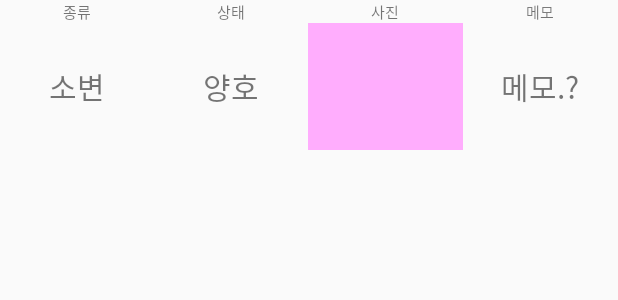
After one commit to TaesunAndNunas/android, an Android app: the layout inner_expand_diaper.xml on its own in the app's theme, with its tools: preview values and no code run, on a phone screen of 412 x 824 dp. The commit adds this screen. Shown: the top 300 px of the screen. Run offline under Robolectric (Android 15) with nearby library versions, the phone set to English and light mode, and no system bars.

Commit message:
각 범주별expand 추가

```diff
--- a/app/src/main/java/hudi/android/hyes/ImFine_v03/CustomCardMedicine.java
+++ b/app/src/main/java/hudi/android/hyes/ImFine_v03/CustomCardMedicine.java
@@ -35,12 +35,10 @@ public class CustomCardMedicine extends Card {
         currentTimeMillis = System.currentTimeMillis();
         date = new Date(currentTimeMillis);
         init();
-
     }
 
 
     private void init(){
-
         //No Header
 
         //Set a OnClickListener listener
@@ -52,8 +50,6 @@ public class CustomCardMedicine extends Card {
                 Intent intent = new Intent(getContext(), Medicine.class);
                 intent.addFlags(Intent.FLAG_ACTIVITY_NEW_TASK);
                 mContext.startActivity(intent);
-
-
             }
         });
     }
--- /dev/null
+++ b/app/src/main/res/layout/inner_expand_diaper.xml
@@ -0,0 +1,152 @@
+<?xml version="1.0" encoding="utf-8"?>
+
+<!--
+  ~ *******************************************************************************
+  ~   Copyright (c) 2013-2014 Gabriele Mariotti.
+  ~
+  ~   Licensed under the Apache License, Version 2.0 (the "License");
+  ~   you may not use this file except in compliance with the License.
+  ~   You may obtain a copy of the License at
+  ~
+  ~   http://www.apache.org/licenses/LICENSE-2.0
+  ~
+  ~   Unless required by applicable law or agreed to in writing, software
+  ~   distributed under the License is distributed on an "AS IS" BASIS,
+  ~   WITHOUT WARRANTIES OR CONDITIONS OF ANY KIND, either express or implied.
+  ~   See the License for the specific language governing permissions and
+  ~   limitations under the License.
+  ~  *****************************************************************************
+  -->
+
+<LinearLayout xmlns:android="http://schemas.android.com/apk/res/android"
+    android:orientation="horizontal"
+    android:layout_width="match_parent"
+    android:layout_height="100dp"
+    android:id="@+id/inner_layout_diaper">
+
+
+    <LinearLayout
+        android:orientation="vertical"
+        android:layout_width="0dp"
+        android:layout_height="match_parent"
+        android:layout_weight="1" >
+
+        <TextView
+            android:layout_width="match_parent"
+            android:layout_height="wrap_content"
+            android:text="종류"
+            android:textSize="10dp"
+            android:layout_gravity="center"
+            android:gravity="center" />
+
+        <LinearLayout
+            android:orientation="horizontal"
+            android:layout_width="match_parent"
+            android:layout_height="match_parent" >
+
+            <TextView
+                android:layout_width="0dp"
+                android:layout_height="match_parent"
+                android:id="@+id/diaper_tv1"
+                android:textSize="20dp"
+                android:layout_weight="7"
+                android:gravity="center_vertical|center_horizontal"
+                android:text="소변" />
+
+        </LinearLayout>
+    </LinearLayout>
+
+    <LinearLayout
+        android:orientation="vertical"
+        android:layout_width="0dp"
+        android:layout_height="match_parent"
+        android:layout_weight="1" >
+
+        <TextView
+            android:layout_width="match_parent"
+            android:layout_height="wrap_content"
+            android:text="상태"
+            android:textSize="10dp"
+            android:layout_gravity="center"
+            android:id="@+id/textView27"
+            android:gravity="center" />
+
+        <LinearLayout
+            android:orientation="horizontal"
+            android:layout_width="match_parent"
+            android:layout_height="match_parent" >
+
+            <TextView
+                android:layout_width="0dp"
+                android:layout_height="match_parent"
+                android:id="@+id/diaper_tv2"
+                android:textSize="20dp"
+                android:layout_weight="7"
+                android:gravity="center_vertical|center_horizontal"
+                android:text="양호" />
+        </LinearLayout>
+    </LinearLayout>
+
+    <LinearLayout
+        android:orientation="vertical"
+        android:layout_width="0dp"
+        android:layout_height="match_parent"
+        android:layout_weight="1" >
+
+        <TextView
+            android:layout_width="match_parent"
+            android:layout_height="wrap_content"
+            android:text="사진"
+            android:textSize="10dp"
+            android:layout_gravity="center"
+            android:id="@+id/textView37"
+            android:gravity="center" />
+
+        <LinearLayout
+            android:orientation="horizontal"
+            android:layout_width="match_parent"
+            android:layout_height="match_parent" >
+
+            <ImageView
+                android:layout_width="0dp"
+                android:layout_height="match_parent"
+                android:id="@+id/textView38"
+                android:layout_weight="7"
+                android:gravity="center_vertical|center_horizontal"
+                android:background="#ffadfd"
+                 />
+        </LinearLayout>
+    </LinearLayout>
+
+    <LinearLayout
+        android:orientation="vertical"
+        android:layout_width="0dp"
+        android:layout_height="match_parent"
+        android:layout_weight="1" >
+
+        <TextView
+            android:layout_width="match_parent"
+            android:layout_height="wrap_content"
+            android:text="메모"
+            android:textSize="10dp"
+            android:layout_gravity="center"
+            android:id="@+id/textView29"
+            android:gravity="center" />
+
+        <LinearLayout
+            android:orientation="horizontal"
+            android:layout_width="match_parent"
+            android:layout_height="match_parent" >
+
+            <TextView
+                android:layout_width="0dp"
+                android:layout_height="match_parent"
+                android:id="@+id/textView39"
+                android:textSize="20dp"
+                android:layout_weight="7"
+                android:gravity="center_vertical|center_horizontal"
+                android:text="메모.?" />
+        </LinearLayout>
+    </LinearLayout>
+
+</LinearLayout>
--- a/app/src/main/res/values/strings.xml
+++ b/app/src/main/res/values/strings.xml
@@ -16,7 +16,7 @@
     <string name="memo_hint">상세 메모를 입력하세요.</string>
 
     <!-- Expand Example -->
-    <string name="demo_expand_customtitle1">Lorem ipsum dolor sit amet, consectetur adipisici elit...</string>
+    <string name="demo_expand_customtitle1">쨩쨩쨩쟝t...</string>
     <string name="demo_expand_customtitle2">뭘 어떻게 넣을지....?!</string>
 
 </resources>
```
Also changed, not shown: app/src/main/java/hudi/android/hyes/ImFine_v03/CustomDiaperExpand.java (added, +41 -0 lines), app/src/main/java/hudi/android/hyes/ImFine_v03/CustomMedicineExpand.java (added, +41 -0 lines), app/src/main/java/hudi/android/hyes/ImFine_v03/CustomMilkExpand.java (added, +40 -0 lines), app/src/main/java/hudi/android/hyes/ImFine_v03/CustomSleepExpand.java (renamed from app/src/main/java/hudi/android/hyes/ImFine_v03/CustomExpandCard.java, +7 -6 lines), app/src/main/java/hudi/android/hyes/ImFine_v03/MainActivity.java (+31 -8 lines), app/src/main/res/layout/inner_expand_medicine.xml (added, +148 -0 lines), app/src/main/res/layout/inner_expand_milk.xml (added, +68 -0 lines), app/src/main/res/layout/inner_expand_sleep.xml (added, +69 -0 lines), 53 other files.
